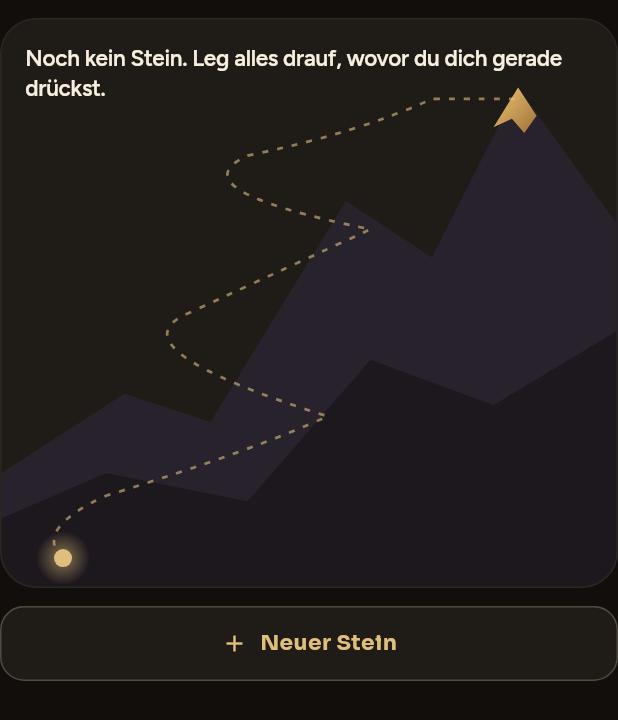
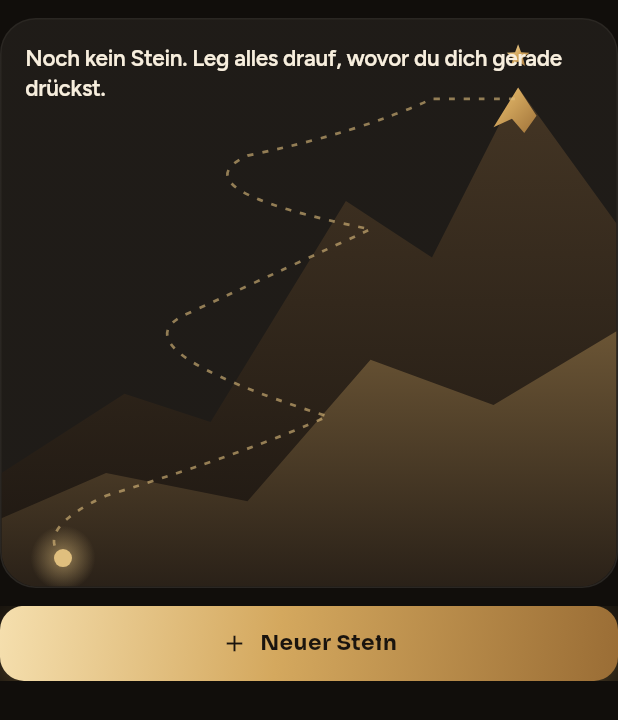
Before and after one commit to phillipzxk/App, a Flutter app: the BergSeite widget shown alone on an empty page, opened directly with empty values, on a phone screen of 412 x 824 dp. Shown: the top 720 px of the screen. Run offline on Flutter 3.47's test engine with Material 3 defaults, Android fonts, the phone set to English and light mode, and no system bars; our stand-ins replace flutter_local_notifications, flutter_timezone, image_picker, shared_preferences, speech_to_text, timezone and 1 more; missing offline and left inert: alarm_kit, dart:js_interop, home_widget; accounts and stored records are empty.

Commit message:
Dein Berg in brown and gold
Co-Authored-By: Claude Opus 5.5 <noreply@anthropic.com>
Claude-Session: https://claude.ai/code/session_01CLcJDTik5Xsnf63hWSifp6

```diff
--- a/code/lib/mindset/berg.dart
+++ b/code/lib/mindset/berg.dart
@@ -1,9 +1,11 @@
 import 'dart:async';
+import 'dart:math' as math;
 
 import 'package:flutter/material.dart';
 
 import '../bereiche/glas.dart';
 import '../checkin/checkin.dart';
+import '../konto/konto_ui.dart' show bewegungAn;
 import '../ui/coach_style.dart';
 import 'mindset_data.dart';
 import 'mindset_logik.dart';
@@ -26,7 +28,11 @@ class _BergMaler extends CustomPainter {
     required this.erledigt,
     required this.auswahl,
     required this.klein,
+    this.puls = 0,
   });
+
+  /// 0..1: the user's light breathes softly on the big picture.
+  final double puls;
 
   final List<Stein> steine;
   final int erledigt;
@@ -48,7 +54,17 @@ class _BergMaler extends CustomPainter {
       ..lineTo(w, h * .36)
       ..lineTo(w, h)
       ..close();
-    canvas.drawPath(hinten, Paint()..color = const Color(0xD92A2330));
+    // Brown and bronze instead of the old purple
+    // (draft "Alte Seiten neu", 2026-11-18).
+    canvas.drawPath(
+      hinten,
+      Paint()
+        ..shader = const LinearGradient(
+          begin: Alignment.topCenter,
+          end: Alignment.bottomCenter,
+          colors: [Color(0xFF4A3A27), Color(0xFF1C1611)],
+        ).createShader(Offset.zero & s),
+    );
     final vorne = Path()
       ..moveTo(0, h)
       ..lineTo(0, h * .88)
@@ -59,7 +75,15 @@ class _BergMaler extends CustomPainter {
       ..lineTo(w, h * .55)
       ..lineTo(w, h)
       ..close();
-    canvas.drawPath(vorne, Paint()..color = const Color(0xE61C171D));
+    canvas.drawPath(
+      vorne,
+      Paint()
+        ..shader = const LinearGradient(
+          begin: Alignment.topCenter,
+          end: Alignment.bottomCenter,
+          colors: [Color(0xFF6B5535), Color(0xFF2A2118)],
+        ).createShader(Rect.fromLTWH(0, h * .55, w, h * .45)),
+    );
     // Gold summit.
     final gipfel = Path()
       ..moveTo(w * .84, h * .12)
@@ -75,6 +99,25 @@ class _BergMaler extends CustomPainter {
           Rect.fromLTWH(w * .78, h * .1, w * .1, h * .1),
         ),
     );
+    // A small gold star above the summit: the goal.
+    if (!klein) {
+      final m = Offset(w * .84, h * .065);
+      final stern = Path();
+      for (var i = 0; i < 10; i++) {
+        final r = i.isEven ? 8.0 : 3.4;
+        final a = -math.pi / 2 + i * math.pi / 5;
+        final q = m + Offset(math.cos(a) * r, math.sin(a) * r);
+        i == 0 ? stern.moveTo(q.dx, q.dy) : stern.lineTo(q.dx, q.dy);
+      }
+      stern.close();
+      canvas.drawPath(
+        stern,
+        Paint()
+          ..shader = CoachStyle.goldGradient.createShader(
+            Rect.fromCircle(center: m, radius: 8),
+          ),
+      );
+    }
     // Dashed path up.
     final pfad = Path()..moveTo(w * .1, h * .95);
     for (final x in _plaetze) {
@@ -103,12 +146,12 @@ class _BergMaler extends CustomPainter {
       final sel = steine[i].id == auswahl;
       canvas.drawOval(
         Rect.fromCenter(center: c, width: r * 2.4, height: r * 1.7),
-        Paint()..color = const Color(0xFF5A5260),
+        Paint()..color = const Color(0xFF5A4630),
       );
       canvas.drawOval(
         Rect.fromCenter(center: c, width: r * 2.4, height: r * 1.7),
         Paint()
-          ..color = sel ? CoachStyle.goldLight : const Color(0xFF8A7F8C)
+          ..color = sel ? CoachStyle.goldLight : const Color(0xFF9C8058)
           ..style = PaintingStyle.stroke
           ..strokeWidth = sel ? 2 : 1.1,
       );
@@ -118,7 +161,7 @@ class _BergMaler extends CustomPainter {
           width: r * .9,
           height: r * .4,
         ),
-        Paint()..color = const Color(0xFF7B7180),
+        Paint()..color = const Color(0xFF7D6545),
       );
       if (!klein) {
         final tp = TextPainter(
@@ -148,16 +191,17 @@ class _BergMaler extends CustomPainter {
     final ich = stufe == 0
         ? p(.1, .95)
         : p(_plaetze[stufe - 1].dx - .08, _plaetze[stufe - 1].dy + .05);
+    final glanz = (klein ? 9 : 18) * (1 + .35 * puls);
     canvas.drawCircle(
       ich,
-      klein ? 9 : 18,
+      glanz,
       Paint()
         ..shader = RadialGradient(
           colors: [
             CoachStyle.goldLight.withValues(alpha: .55),
             CoachStyle.goldLight.withValues(alpha: 0),
           ],
-        ).createShader(Rect.fromCircle(center: ich, radius: klein ? 9 : 18)),
+        ).createShader(Rect.fromCircle(center: ich, radius: glanz)),
     );
     canvas.drawCircle(
       ich,
@@ -168,7 +212,10 @@ class _BergMaler extends CustomPainter {
 
   @override
   bool shouldRepaint(_BergMaler o) =>
-      o.steine != steine || o.erledigt != erledigt || o.auswahl != auswahl;
+      o.steine != steine ||
+      o.erledigt != erledigt ||
+      o.auswahl != auswahl ||
+      o.puls != puls;
 }
 
 /// The small mountain for the tile.
@@ -394,12 +441,15 @@ class _BergSeiteState extends State<BergSeite> {
                   child: Stack(
                     children: [
                       Positioned.fill(
-                        child: CustomPaint(
-                          painter: _BergMaler(
-                            steine: offen,
-                            erledigt: d.steine.length - offen.length,
-                            auswahl: s?.id,
-                            klein: false,
+                        child: _Puls(
+                          bau: (puls) => CustomPaint(
+                            painter: _BergMaler(
+                              steine: offen,
+                              erledigt: d.steine.length - offen.length,
+                              auswahl: s?.id,
+                              klein: false,
+                              puls: puls,
+                            ),
                           ),
                         ),
                       ),
@@ -453,7 +503,6 @@ class _BergSeiteState extends State<BergSeite> {
             key: const ValueKey('berg-neu'),
             label: 'Neuer Stein',
             icon: Icons.add,
-            ghost: true,
             onTap: () => setState(() {
               _neu = true;
               _coachSatz = null;
@@ -657,3 +706,37 @@ class _BergSeiteState extends State<BergSeite> {
     ];
   }
 }
+
+/// Gives its child a slow 0..1..0 value (the breathing light on the path).
+class _Puls extends StatefulWidget {
+  const _Puls({required this.bau});
+  final Widget Function(double puls) bau;
+
+  @override
+  State<_Puls> createState() => _PulsState();
+}
+
+class _PulsState extends State<_Puls> with SingleTickerProviderStateMixin {
+  late final _c = AnimationController(
+    vsync: this,
+    duration: const Duration(milliseconds: 1300),
+  );
+
+  @override
+  void initState() {
+    super.initState();
+    if (bewegungAn) _c.repeat(reverse: true);
+  }
+
+  @override
+  void dispose() {
+    _c.dispose();
+    super.dispose();
+  }
+
+  @override
+  Widget build(BuildContext context) => AnimatedBuilder(
+    animation: _c,
+    builder: (_, _) => widget.bau(Curves.easeInOut.transform(_c.value)),
+  );
+}
```
